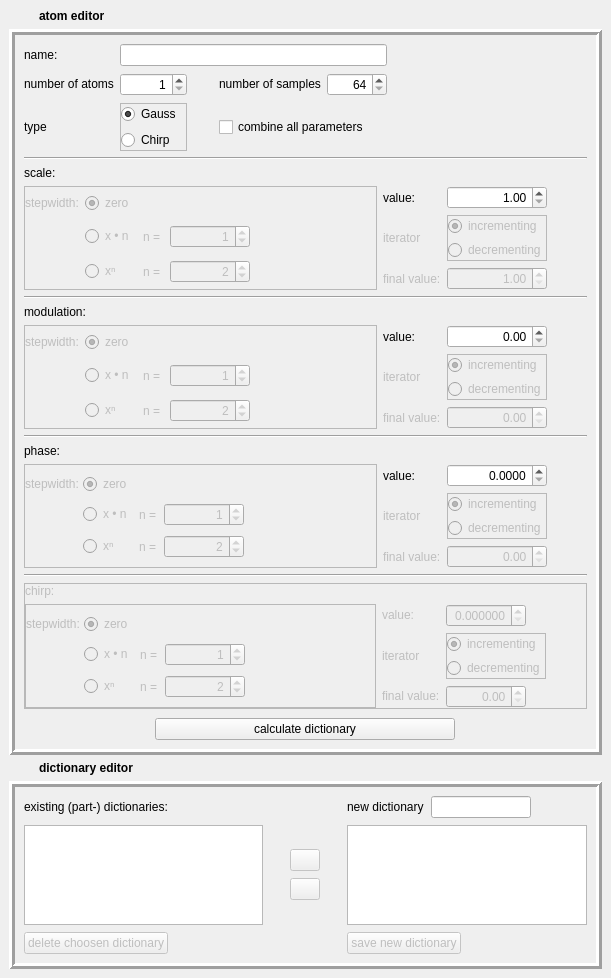
Qt form examples/matchingPursuit/editorwindow.ui (mne-tools/mne-cpp) before a commit.
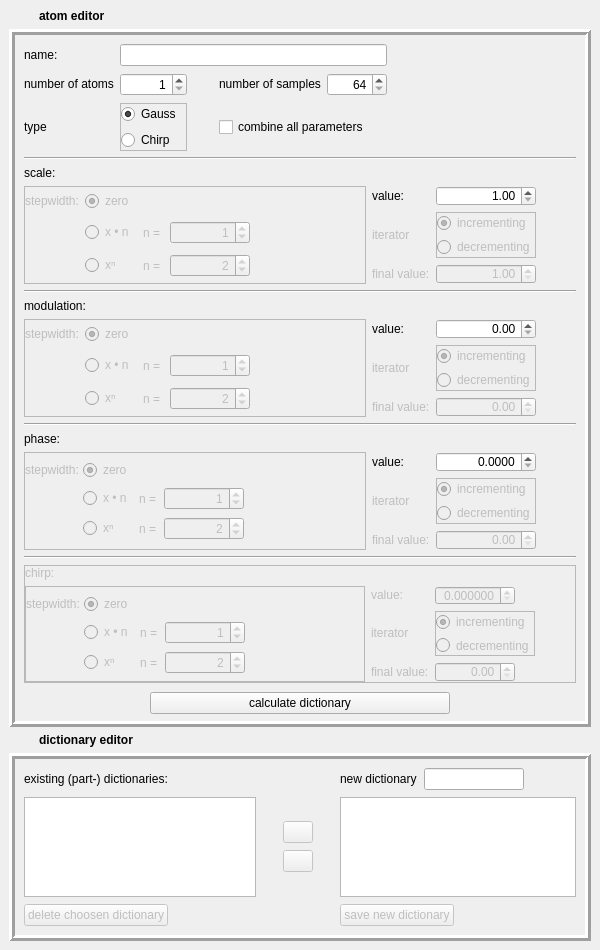
The same form after that commit. Icons and pictures are not drawn.

```diff
--- a/examples/matchingPursuit/editorwindow.ui
+++ b/examples/matchingPursuit/editorwindow.ui
@@ -6,10 +6,22 @@
    <rect>
     <x>0</x>
     <y>0</y>
-    <width>588</width>
-    <height>948</height>
+    <width>600</width>
+    <height>950</height>
    </rect>
   </property>
+  <property name="sizePolicy">
+   <sizepolicy hsizetype="Minimum" vsizetype="Minimum">
+    <horstretch>0</horstretch>
+    <verstretch>0</verstretch>
+   </sizepolicy>
+  </property>
+  <property name="minimumSize">
+   <size>
+    <width>600</width>
+    <height>950</height>
+   </size>
+  </property>
   <property name="contextMenuPolicy">
    <enum>Qt::CustomContextMenu</enum>
   </property>
```
